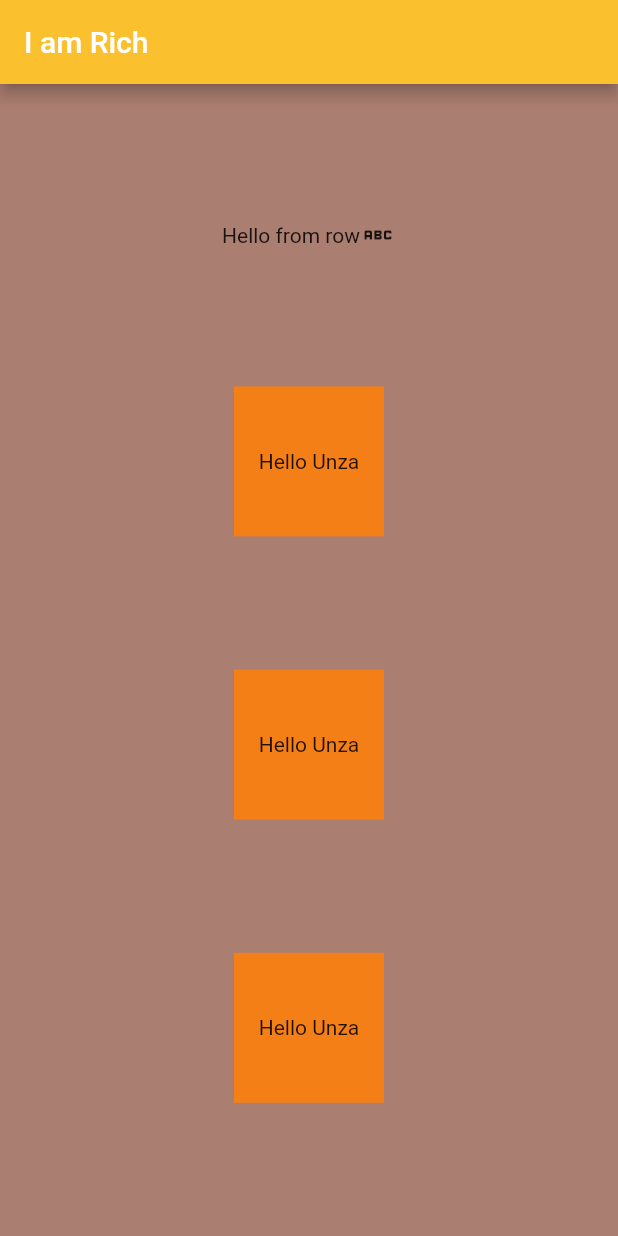
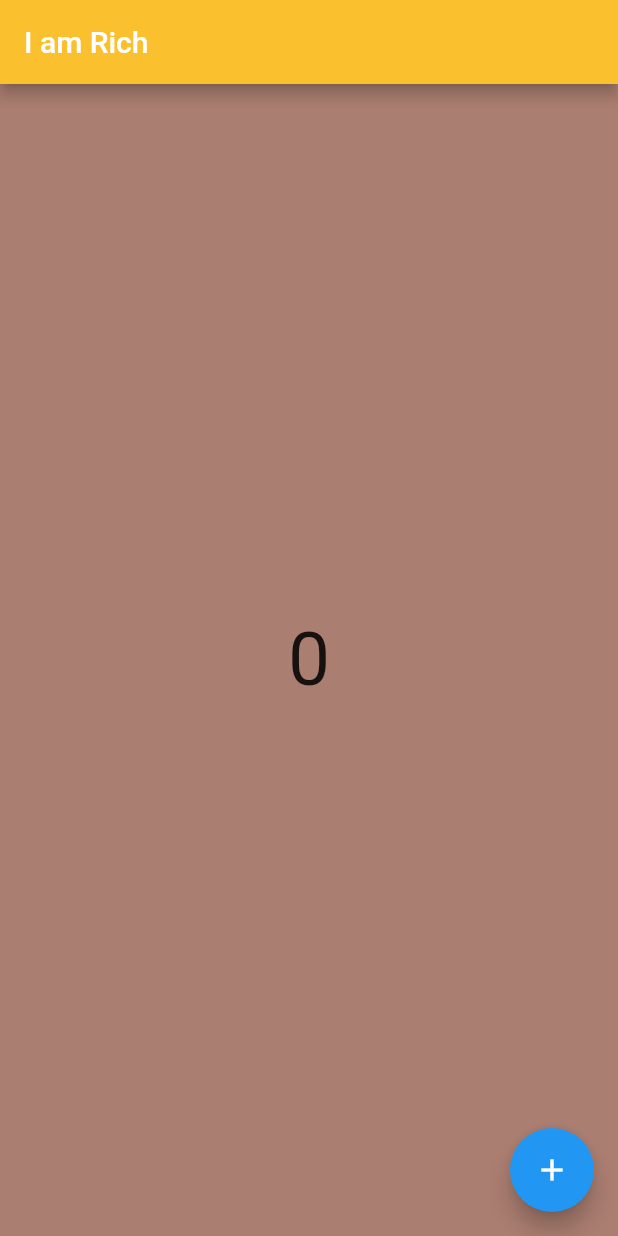
Before and after one commit to unza730/flutter-bootcamp, a Flutter app: the screen it shows after launch, on a phone screen of 412 x 824 dp. Run offline on Flutter 3.47's test engine with Material 2 defaults, Android fonts, the phone set to English and light mode, and no system bars.

Commit message:
Stateless widget

```diff
--- a/lib/main.dart
+++ b/lib/main.dart
@@ -1,12 +1,12 @@
 import 'package:flutter/material.dart';
 
 void main() {
-  runApp(const MyApp());
+  runApp(MyApp());
 }
 
 class MyApp extends StatelessWidget {
-  const MyApp({Key? key}) : super(key: key);
-
+  MyApp({Key? key}) : super(key: key);
+  int x = 0;
   @override
   Widget build(BuildContext context) {
     return MaterialApp(
@@ -17,37 +17,49 @@ class MyApp extends StatelessWidget {
             title: Text('I am Rich'),
           ),
           body: SafeArea(
-            child: Column(
-              mainAxisAlignment: MainAxisAlignment.spaceEvenly,
-              children: [
-                Row(
-                  mainAxisAlignment: MainAxisAlignment.center,
-                  children: [
-                    Text("Hello from row"),
-                    Icon(Icons.abc_outlined),
-                  ],
-                ),
-                Container(
-                  height: 100,
-                  width: 100,
-                  color: Colors.yellow[900],
-                  child: const Center(child: Text("Hello Unza")),
-                ),
-                Container(
-                  height: 100,
-                  width: 100,
-                  color: Colors.yellow[900],
-                  child: const Center(child: Text("Hello Unza")),
-                ),
-                Container(
-                  height: 100,
-                  width: 100,
-                  color: Colors.yellow[900],
-                  child: const Center(child: Text("Hello Unza")),
-                ),
-              ],
+            // child: Column(
+            //   mainAxisAlignment: MainAxisAlignment.spaceEvenly,
+            //   children: [
+            //     Row(
+            //       mainAxisAlignment: MainAxisAlignment.center,
+            //       children: [
+            //         Text("Hello from row"),
+            //         Icon(Icons.abc_outlined),
+            //       ],
+            //     ),
+            //     Container(
+            //       height: 100,
+            //       width: 100,
+            //       color: Colors.yellow[900],
+            //       child: const Center(child: Text("Hello Unza")),
+            //     ),
+            //     Container(
+            //       height: 100,
+            //       width: 100,
+            //       color: Colors.yellow[900],
+            //       child: const Center(child: Text("Hello Unza")),
+            //     ),
+            //     Container(
+            //       height: 100,
+            //       width: 100,
+            //       color: Colors.yellow[900],
+            //       child: const Center(child: Text("Hello Unza")),
+            //     ),
+            //   ],
+            // ),
+            child: Center(
+              child: Text(
+                x.toString(),
+                style: TextStyle(fontSize: 50),
+              ),
             ),
-          )),
+          ),
+          floatingActionButton: FloatingActionButton(
+              onPressed: () {
+                x++;
+                print(x.toString());
+              },
+              child: Icon(Icons.add))),
     );
   }
 }
```
